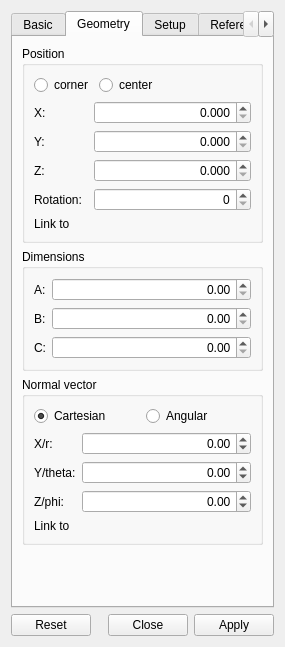
Before: the Qt Designer form src/lib/NemesisCore/graphics/standard/BoxObjectDesigner.ui in kulhanek/nemesis-vtk, drawn with Qt 5.
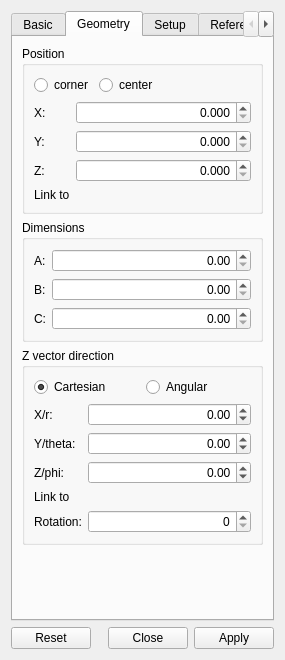
After: the same form once the commit is applied. Custom widgets are drawn as their Qt base class.

```diff
--- a/src/lib/NemesisCore/graphics/standard/BoxObjectDesigner.ui
+++ b/src/lib/NemesisCore/graphics/standard/BoxObjectDesigner.ui
@@ -7,7 +7,7 @@
     <x>0</x>
     <y>0</y>
     <width>285</width>
-    <height>647</height>
+    <height>660</height>
    </rect>
   </property>
   <property name="windowTitle">
@@ -194,29 +194,6 @@
             </item>
            </layout>
           </item>
-          <item row="4" column="0">
-           <widget class="QLabel" name="label_12">
-            <property name="text">
-             <string>Rotation:</string>
-            </property>
-           </widget>
-          </item>
-          <item row="4" column="2">
-           <widget class="QQuantitySpinBox" name="rotationSB">
-            <property name="sizePolicy">
-             <sizepolicy hsizetype="Expanding" vsizetype="Fixed">
-              <horstretch>0</horstretch>
-              <verstretch>0</verstretch>
-             </sizepolicy>
-            </property>
-            <property name="alignment">
-             <set>Qt::AlignRight|Qt::AlignTrailing|Qt::AlignVCenter</set>
-            </property>
-            <property name="decimals">
-             <number>0</number>
-            </property>
-           </widget>
-          </item>
          </layout>
         </widget>
        </item>
@@ -280,7 +257,7 @@
        <item>
         <widget class="QGroupBox" name="groupBox_3">
          <property name="title">
-          <string>Normal vector</string>
+          <string>Z vector direction</string>
          </property>
          <layout class="QGridLayout" name="gridLayout_3">
           <item row="8" column="0">
@@ -380,6 +357,29 @@
             </item>
            </layout>
           </item>
+          <item row="10" column="1">
+           <widget class="QQuantitySpinBox" name="rotationSB">
+            <property name="sizePolicy">
+             <sizepolicy hsizetype="Expanding" vsizetype="Fixed">
+              <horstretch>0</horstretch>
+              <verstretch>0</verstretch>
+             </sizepolicy>
+            </property>
+            <property name="alignment">
+             <set>Qt::AlignRight|Qt::AlignTrailing|Qt::AlignVCenter</set>
+            </property>
+            <property name="decimals">
+             <number>0</number>
+            </property>
+           </widget>
+          </item>
+          <item row="10" column="0">
+           <widget class="QLabel" name="label_12">
+            <property name="text">
+             <string>Rotation:</string>
+            </property>
+           </widget>
+          </item>
          </layout>
         </widget>
        </item>
```
